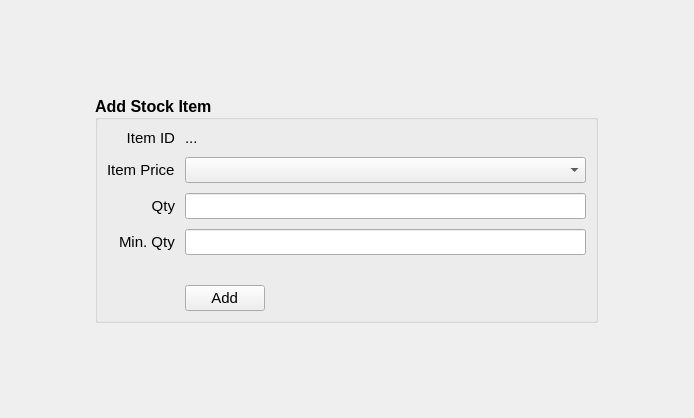
Qt form estorecpp/addstockitem.ui (Watti/estorecpp) before a commit.
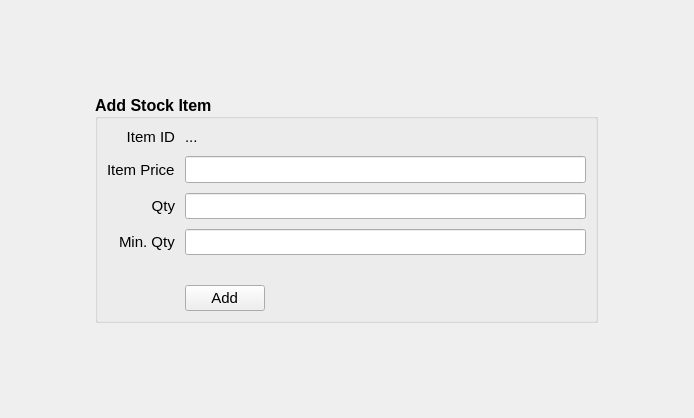
The same form after that commit.

Commit message: add to stock combo has been changed

Patch:
```diff
--- a/estorecpp/addstockitem.ui
+++ b/estorecpp/addstockitem.ui
@@ -90,17 +90,6 @@
         </property>
        </widget>
       </item>
-      <item row="1" column="1">
-       <widget class="QComboBox" name="itemPriceComboBox">
-        <property name="font">
-         <font>
-          <pointsize>11</pointsize>
-          <weight>50</weight>
-          <bold>false</bold>
-         </font>
-        </property>
-       </widget>
-      </item>
       <item row="2" column="0">
        <widget class="QLabel" name="label_4">
         <property name="sizePolicy">
@@ -248,6 +237,9 @@
         </item>
        </layout>
       </item>
+      <item row="1" column="1">
+       <widget class="QLineEdit" name="itemPrice"/>
+      </item>
      </layout>
     </widget>
    </item>
```
The commit also changes 3 other files.
